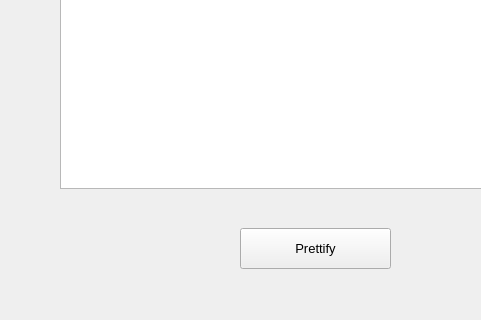
Qt form UI/simple-prettifier.ui (ShuaibSolomons/simple-prettifier) before a commit; both pictures show x 0 to 481 and y 272 to 592 of the 637 by 592 pixel window.
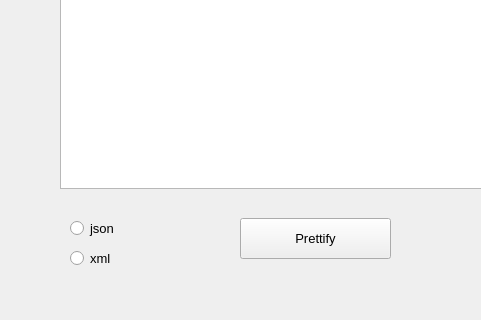
The same form after that commit.

Commit message: Addition of xml prettier Added radio buttons to select xml or json Some General GUI changes

What changed in the file:
```diff
--- a/UI/simple-prettifier.ui
+++ b/UI/simple-prettifier.ui
@@ -23,7 +23,7 @@
     <property name="geometry">
      <rect>
       <x>240</x>
-      <y>500</y>
+      <y>490</y>
       <width>151</width>
       <height>41</height>
      </rect>
@@ -65,6 +65,32 @@
      <string>Simple Prettifier</string>
     </property>
    </widget>
+   <widget class="QRadioButton" name="radioButtonJSON">
+    <property name="geometry">
+     <rect>
+      <x>70</x>
+      <y>490</y>
+      <width>95</width>
+      <height>20</height>
+     </rect>
+    </property>
+    <property name="text">
+     <string>json</string>
+    </property>
+   </widget>
+   <widget class="QRadioButton" name="radioButtonXML">
+    <property name="geometry">
+     <rect>
+      <x>70</x>
+      <y>520</y>
+      <width>95</width>
+      <height>20</height>
+     </rect>
+    </property>
+    <property name="text">
+     <string>xml</string>
+    </property>
+   </widget>
   </widget>
   <widget class="QMenuBar" name="menubar">
    <property name="geometry">
```
Left out of the diff: 2 changed lines with no effect on the pictures. The commit also changes 3 other files.
